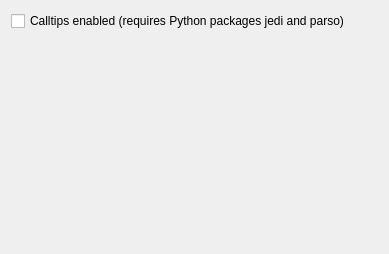
This is Qitom/ui/widgetPropEditorCalltips.ui in itom-project/itom as Qt 5 draws it before an edit. The edited form follows.
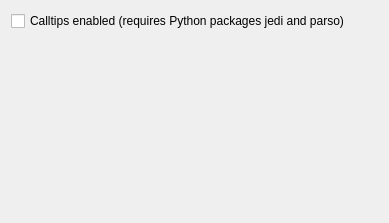
This is the edited form.

```diff
--- a/Qitom/ui/widgetPropEditorCalltips.ui
+++ b/Qitom/ui/widgetPropEditorCalltips.ui
@@ -7,7 +7,7 @@
     <x>0</x>
     <y>0</y>
     <width>389</width>
-    <height>254</height>
+    <height>223</height>
    </rect>
   </property>
   <property name="windowTitle">
```
